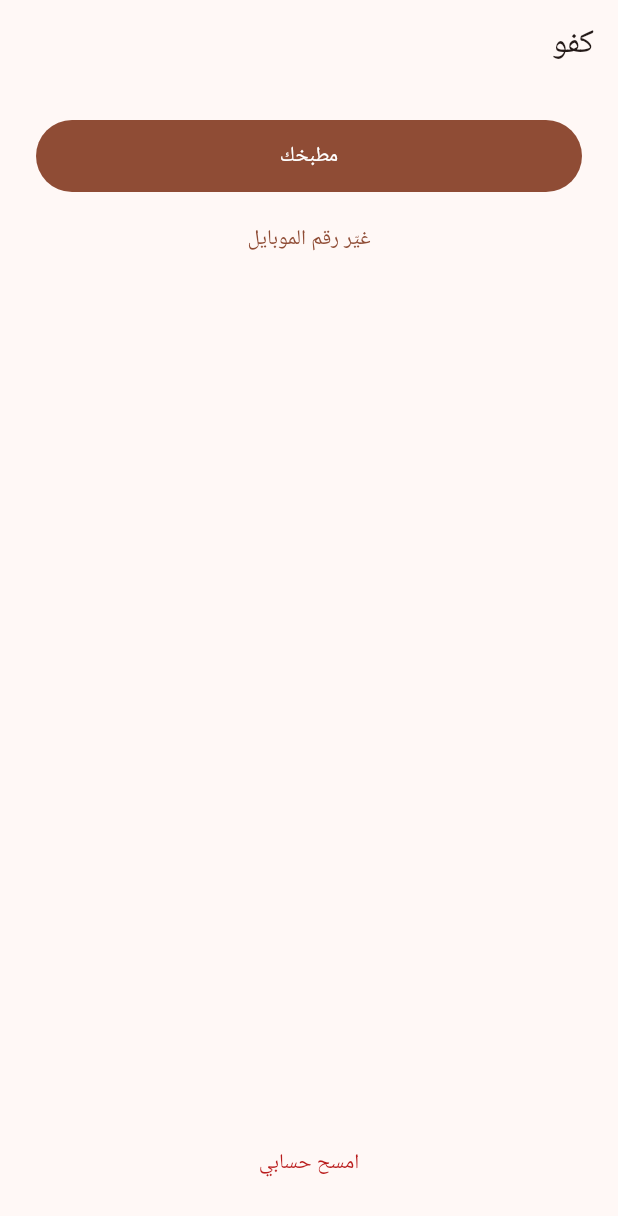
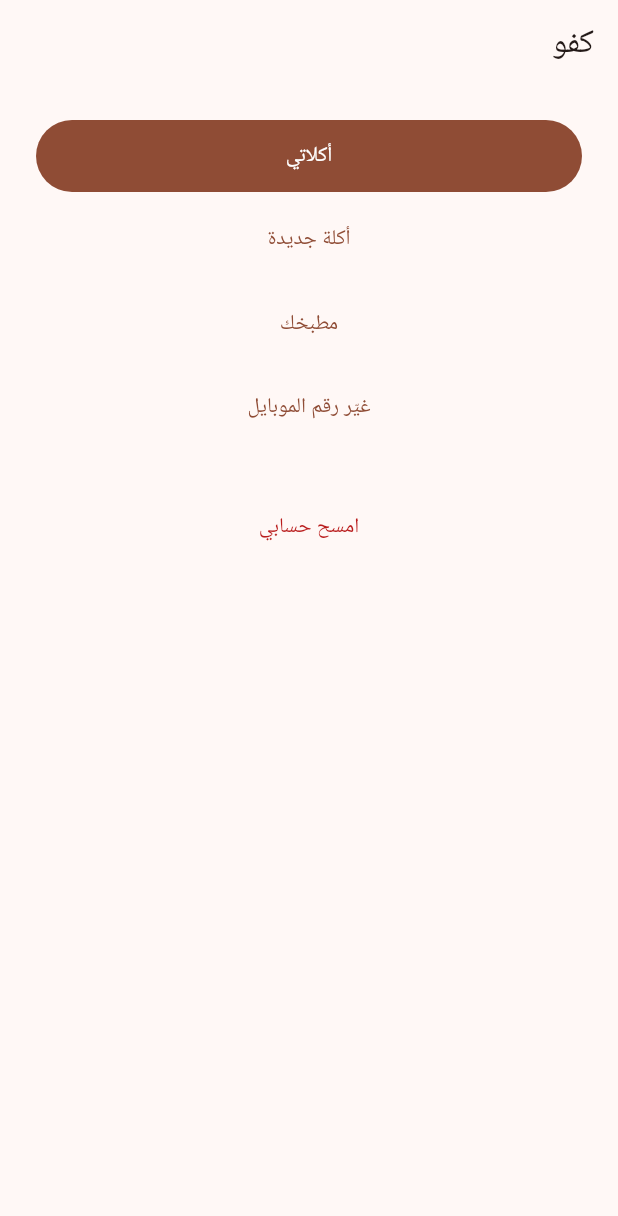
Before and after one commit to mzakaria81/kafoo, a Flutter app: the screen it shows once a user with an empty profile is signed in, on a phone screen of 412 x 824 dp. Shown: the top 1216 px of the screen. Run offline on Flutter 3.47's test engine with Material 3 defaults, Android fonts, the phone set to English and light mode, and no system bars; our stand-ins replace flutter_riverpod, image_picker, riverpod_annotation, shared_preferences, speech_to_text, supabase_flutter; accounts and stored records are empty; generated files the repository leaves out were written again; project files that could hold a hidden picture were left out.

Commit message:
Give every Cook screen a route into it, and a check that it has one (#448)
The founder installed the demo APK and found two screens. my_meals_screen,
meal_publish_entry, meal_edit_screen and kitchen_profile_screen — 920 lines,
the whole Cook side of E2 — were imported by no file in apps/mobile/lib. The
signed-in home was three buttons under a comment from E1 saying Meals arrived
in a later epic. E2 shipped them; nobody came back.

The home moves to home.dart with five entries. The kitchen entry resolves to
the Kitchen Profile when one exists and the conversation when it does not, and
is disabled while that read is in flight — a Cook with a kitchen handed the
flow that creates one ends up with two. MealEditScreen is reached from a Meal
row through CookMeal.asMeal, documented for exactly that and never called from
a screen.

verify.sh now fails when nothing imports a screen. Its first version could not
fail: it grepped for the basename, and home.dart's own comment names all four
files, so every orphaned screen counted as referenced by the prose explaining
that it was not.

The accessibility review then found that five entries at 200% text scale
overflow a 320x480 phone by 192 pixels, pushing the last child — leaving,
which SC-011 requires to stay one step away — off the bottom. Both the home
and remove_account_screen scroll now, proven by a test that walks into the
second screen and taps the button.

Four screens on the sign-in path share the same shape and are not fixed here.
Recorded rather than swept in.

```diff
--- /dev/null
+++ b/apps/mobile/lib/home.dart
@@ -0,0 +1,236 @@
+import 'dart:async';
+
+import 'package:flutter/material.dart';
+import 'package:kafoo_domain/domain.dart';
+import 'package:kafoo_ui/ui.dart';
+
+import 'features/identity/presentation/change_phone_screen.dart';
+import 'features/identity/presentation/remove_account_screen.dart';
+import 'features/kitchen_profile/data/kitchen_profile_repository.dart';
+import 'features/kitchen_profile/presentation/conversation.dart';
+import 'features/kitchen_profile/presentation/kitchen_profile_screen.dart';
+import 'features/meal/presentation/meal_conversation.dart';
+import 'features/meal/presentation/meal_publish_entry.dart';
+import 'features/meal/presentation/my_meals_screen.dart';
+import 'l10n/address_form.dart';
+import 'l10n/app_localizations.dart';
+
+/// What a Cook sees after signing in, and every Cook-facing screen reached from
+/// it.
+///
+/// **Until 2026-08-09 it reached none of them.** This was three buttons in
+/// `main.dart` under a comment reading "Deliberately thin — browsing and Meals
+/// arrive in later epics", which was true when E1 wrote it. E2 shipped Meals
+/// and E3 shipped browse, and nobody came back: `my_meals_screen.dart`,
+/// `meal_publish_entry.dart`, `meal_edit_screen.dart` and
+/// `kitchen_profile_screen.dart` were referenced by no file in this app, so 920
+/// lines of merged, tested code could not be opened by anybody holding the
+/// phone.
+///
+/// Every gate passed throughout. A widget test builds a screen directly, which
+/// proves it renders and cannot prove that anything reaches it — so
+/// `scripts/verify.sh` now asserts reachability, because the identical failure
+/// had already happened once (see the `ProviderScope` note in `main.dart`) and
+/// the lesson was recorded as a comment rather than as a check.
+class SignedInHome extends StatefulWidget {
+  const SignedInHome({
+    this.kitchenProfileRepository = const SupabaseKitchenProfileRepository(),
+    super.key,
+  });
+
+  final KitchenProfileRepository kitchenProfileRepository;
+
+  @override
+  State<SignedInHome> createState() => _SignedInHomeState();
+}
+
+class _SignedInHomeState extends State<SignedInHome> {
+  /// The Cook's kitchen, or null when they have none yet.
+  ///
+  /// [_loading] is what tells those apart from "not read yet". They put
+  /// different destinations behind the same button — creating a kitchen is a
+  /// conversation, looking at the one you have is a screen — so acting on null
+  /// before the read lands would offer a second kitchen to a Cook who already
+  /// has one.
+  KitchenProfile? _profile;
+  bool _loading = true;
+
+  @override
+  void initState() {
+    super.initState();
+    unawaited(_load());
+  }
+
+  Future<void> _load() async {
+    final result = await widget.kitchenProfileRepository.findMine();
+    if (!mounted) return;
+    setState(() {
+      _loading = false;
+      // A failed read leaves the kitchen entry pointing at the conversation,
+      // which loads the profile itself and surfaces the real failure there.
+      // Blocking this whole screen on it would also hide My Meals and leaving,
+      // neither of which needs a Kitchen Profile to work.
+      _profile = switch (result) {
+        Success(value: final profile) => profile,
+        Failure() => null,
+      };
+    });
+  }
+
+  Future<void> _openKitchen() async {
+    final profile = _profile;
+
+    if (profile == null) {
+      final saved = await Navigator.of(context).push<KitchenProfile>(
+        MaterialPageRoute(
+          builder: (_) => KitchenConversationScreen(
+            repository: widget.kitchenProfileRepository,
+          ),
+        ),
+      );
+      if (!mounted || saved == null) return;
+      setState(() => _profile = saved);
+      return;
+    }
+
+    await Navigator.of(context).push<void>(
+      MaterialPageRoute(
+        builder: (_) => KitchenProfileScreen(
+          profile: profile,
+          repository: widget.kitchenProfileRepository,
+        ),
+      ),
+    );
+    // That screen saves each detail as it is edited, so what is held here is
+    // stale the moment it closes. Re-read rather than infer what changed.
+    if (mounted) unawaited(_load());
+  }
+
+  void _openMyMeals() {
+    Navigator.of(context).push(
+      MaterialPageRoute<void>(
+        // Resuming a draft has already seeded the conversation controller by
+        // the time this fires; all that is left is to show it.
+        builder: (_) => MyMealsScreen(
+          onResumeDraft: (_) => Navigator.of(context).push(
+            MaterialPageRoute<void>(
+              builder: (_) => const MealConversationScreen(),
+            ),
+          ),
+        ),
+      ),
+    );
+  }
+
+  void _offerAMeal() {
+    // MealPublishEntry checks for a Kitchen Profile itself and asks the Cook to
+    // create one if there is none (FR-017), so this does not repeat the check.
+    Navigator.of(context).push(
+      MaterialPageRoute<void>(builder: (_) => const MealPublishEntry()),
+    );
+  }
+
+  @override
+  Widget build(BuildContext context) {
+    final l10n = AppLocalizations.of(context);
+
+    return Scaffold(
+      appBar: AppBar(title: Text(l10n.appTitle)),
+      // SCROLLS, AND MUST. Five entries at 200% text scale overflow a 320x480
+      // phone by 192 logical pixels, and a Column that cannot scroll resolves
+      // that by pushing its last child off the bottom — which is leaving, the
+      // one control SC-011 requires to stay one step away. The three-entry
+      // version this replaced had the headroom to hide it.
+      body: SafeArea(
+        child: SingleChildScrollView(
+          padding: const EdgeInsetsDirectional.all(KafooSpacing.lg),
+          child: Column(
+            crossAxisAlignment: CrossAxisAlignment.stretch,
+            children: [
+              _Entry(
+                label: l10n.myMealsTitle,
+                onPressed: _openMyMeals,
+                filled: true,
+              ),
+              const SizedBox(height: KafooSpacing.sm),
+              _Entry(label: l10n.newMealEntry, onPressed: _offerAMeal),
+              const SizedBox(height: KafooSpacing.sm),
+              _Entry(
+                label: l10n.kitchenViewTitle,
+                // Disabled for the moment the read takes, rather than sending a
+                // Cook who has a kitchen into the flow that creates one.
+                onPressed: _loading ? null : _openKitchen,
+              ),
+              const SizedBox(height: KafooSpacing.sm),
+              // FR-026: a lost or recycled number is recoverable rather than
+              // terminal, because a Person is not their phone number.
+              _Entry(
+                label: l10n.changePhoneEntry(context.addressForm),
+                onPressed: () => Navigator.of(context).push(
+                  MaterialPageRoute<void>(
+                    builder: (_) => const ChangePhoneScreen(),
+                  ),
+                ),
+              ),
+              // A fixed gap rather than a Spacer: a Spacer needs bounded height
+              // and there is none inside a scroll view. It still separates
+              // leaving from the things a Cook came here to do.
+              const SizedBox(height: KafooSpacing.xl),
+              // SC-011: leaving is reachable in one step from the first screen
+              // after signing in — no deeper than joining was. It is not buried
+              // under a settings tree, because burying it is the dark pattern
+              // this requirement exists to prevent.
+              _Entry(
+                label: l10n.removeAccountEntry(context.addressForm),
+                onPressed: () => Navigator.of(context).push(
+                  MaterialPageRoute<void>(
+                    builder: (_) => const RemoveAccountScreen(),
+                  ),
+                ),
+                danger: true,
+              ),
+            ],
+          ),
+        ),
+      ),
+    );
+  }
+}
+
+/// One entry on the home screen.
+///
+/// One widget rather than five near-identical button declarations: the 48dp
+/// floor is a non-negotiable and five copies are five places to drop it.
+class _Entry extends StatelessWidget {
+  const _Entry({
+    required this.label,
+    required this.onPressed,
+    this.filled = false,
+    this.danger = false,
+  });
+
+  final String label;
+  final VoidCallback? onPressed;
+  final bool filled;
+  final bool danger;
+
+  @override
+  Widget build(BuildContext context) {
+    const size = Size.fromHeight(KafooSpacing.minTapTarget);
+    if (filled) {
+      return FilledButton(
+        style: FilledButton.styleFrom(minimumSize: size),
+        onPressed: onPressed,
+        child: Text(label),
+      );
+    }
+    return TextButton(
+      style: TextButton.styleFrom(
+        minimumSize: size,
+        foregroundColor: danger ? KafooColors.danger : null,
+      ),
+      onPressed: onPressed,
+      child: Text(label),
+    );
+  }
+}
--- a/apps/mobile/lib/l10n/app_ar.arb
+++ b/apps/mobile/lib/l10n/app_ar.arb
@@ -994,6 +994,10 @@
   "@myMealsTitle": {
     "description": "Heading on the Cook's own list of Meals, showing every status including drafts."
   },
+  "newMealEntry": "أكلة جديدة",
+  "@newMealEntry": {
+    "description": "Home-screen entry to offering a Meal. A noun rather than an imperative on purpose: it needs no grammatical form for the Cook, so it reads the same to everybody and costs no placeholder."
+  },
   "myMealsEmpty": "لسه مافيش أكلات. {addressForm, select, feminine{ابدئي} other{ابدأ}} واحدة.",
   "@myMealsEmpty": {
     "description": "Shown when the Cook has no Meals at any status.",
--- a/apps/mobile/lib/l10n/app_en.arb
+++ b/apps/mobile/lib/l10n/app_en.arb
@@ -994,6 +994,10 @@
   "@myMealsTitle": {
     "description": "Heading on the Cook's own list of Meals, showing every status including drafts."
   },
+  "newMealEntry": "New Meal",
+  "@newMealEntry": {
+    "description": "Home-screen entry to offering a Meal. A noun rather than an imperative on purpose: it needs no grammatical form for the Cook, so it reads the same to everybody and costs no placeholder."
+  },
   "myMealsEmpty": "{addressForm, select, feminine{No Meals yet. Start one.} other{No Meals yet. Start one.}}",
   "@myMealsEmpty": {
     "description": "Shown when the Cook has no Meals at any status.",
--- a/apps/mobile/lib/l10n/app_localizations.dart
+++ b/apps/mobile/lib/l10n/app_localizations.dart
@@ -1058,6 +1058,12 @@ abstract class AppLocalizations {
   /// **'أكلاتي'**
   String get myMealsTitle;
 
+  /// Home-screen entry to offering a Meal. A noun rather than an imperative on purpose: it needs no grammatical form for the Cook, so it reads the same to everybody and costs no placeholder.
+  ///
+  /// In ar, this message translates to:
+  /// **'أكلة جديدة'**
+  String get newMealEntry;
+
   /// Shown when the Cook has no Meals at any status.
   ///
   /// In ar, this message translates to:
--- a/apps/mobile/lib/l10n/app_localizations_ar.dart
+++ b/apps/mobile/lib/l10n/app_localizations_ar.dart
@@ -1085,6 +1085,9 @@ class AppLocalizationsAr extends AppLocalizations {
 
   @override
   String get myMealsTitle => 'أكلاتي';
+
+  @override
+  String get newMealEntry => 'أكلة جديدة';
 
   @override
   String myMealsEmpty(String addressForm) {
--- a/apps/mobile/lib/l10n/app_localizations_en.dart
+++ b/apps/mobile/lib/l10n/app_localizations_en.dart
@@ -1131,6 +1131,9 @@ class AppLocalizationsEn extends AppLocalizations {
 
   @override
   String get myMealsTitle => 'My Meals';
+
+  @override
+  String get newMealEntry => 'New Meal';
 
   @override
   String myMealsEmpty(String addressForm) {
--- a/apps/mobile/lib/main.dart
+++ b/apps/mobile/lib/main.dart
@@ -9,12 +9,10 @@ import 'package:supabase_flutter/supabase_flutter.dart';
 
 import 'features/discovery/presentation/opened_meal.dart';
 import 'features/discovery/presentation/search_screen.dart';
-import 'features/identity/presentation/change_phone_screen.dart';
-import 'features/identity/presentation/remove_account_screen.dart';
 import 'features/identity/presentation/sign_in_screen.dart';
 import 'features/kitchen_profile/data/kitchen_profile_repository.dart';
-import 'features/kitchen_profile/presentation/conversation.dart';
 import 'features/kitchen_profile/presentation/public_kitchen_view.dart';
+import 'home.dart';
 import 'l10n/address_form.dart';
 import 'l10n/app_localizations.dart';
 
@@ -102,7 +100,7 @@ class _AuthGate extends StatelessWidget {
       builder: (context, snapshot) {
         final session = snapshot.data?.session;
         if (session != null) {
-          return const _SignedInHome();
+          return const SignedInHome();
         }
         // Signed out, a person sees FOOD, not a sign-in form.
         //
@@ -230,71 +228,3 @@ class _SignedOutHome extends StatelessWidget {
     );
   }
 }
-
-/// The signed-in surface.
-///
-/// Deliberately thin — browsing and Meals arrive in later epics. What it must
-/// carry now is the two things E1 delivers: becoming a Cook, and leaving.
-class _SignedInHome extends StatelessWidget {
-  const _SignedInHome();
-
-  @override
-  Widget build(BuildContext context) {
-    final l10n = AppLocalizations.of(context);
-    return Scaffold(
-      appBar: AppBar(title: Text(l10n.appTitle)),
-      body: SafeArea(
-        child: Padding(
-          padding: const EdgeInsetsDirectional.all(KafooSpacing.lg),
-          child: Column(
-            crossAxisAlignment: CrossAxisAlignment.stretch,
-            children: [
-              FilledButton(
-                style: FilledButton.styleFrom(
-                  minimumSize: const Size.fromHeight(KafooSpacing.minTapTarget),
-                ),
-                onPressed: () => Navigator.of(context).push(
-                  MaterialPageRoute<void>(
-                    builder: (_) => const KitchenConversationScreen(),
-                  ),
-                ),
-                child: Text(l10n.kitchenViewTitle),
-              ),
-              const SizedBox(height: KafooSpacing.sm),
-              // FR-026: a lost or recycled number is recoverable rather than
-              // terminal, because a Person is not their phone number.
-              TextButton(
-                style: TextButton.styleFrom(
-                  minimumSize: const Size.fromHeight(KafooSpacing.minTapTarget),
-                ),
-                onPressed: () => Navigator.of(context).push(
-                  MaterialPageRoute<void>(
-                    builder: (_) => const ChangePhoneScreen(),
-                  ),
-                ),
-                child: Text(l10n.changePhoneEntry(context.addressForm)),
-              ),
-              const Spacer(),
-              // SC-011: leaving is reachable in one step from the first screen
-              // after signing in — no deeper than joining was. It is not buried
-              // under a settings tree, because burying it is the dark pattern
-              // this requirement exists to prevent.
-              TextButton(
-                style: TextButton.styleFrom(
-                  foregroundColor: KafooColors.danger,
-                  minimumSize: const Size.fromHeight(KafooSpacing.minTapTarget),
-                ),
-                onPressed: () => Navigator.of(context).push(
-                  MaterialPageRoute<void>(
-                    builder: (_) => const RemoveAccountScreen(),
-                  ),
-                ),
-                child: Text(l10n.removeAccountEntry(context.addressForm)),
-              ),
-            ],
-          ),
-        ),
-      ),
-    );
-  }
-}
```
Also changed, not shown: apps/mobile/lib/features/identity/presentation/remove_account_screen.dart (+14 -2 lines), apps/mobile/lib/features/meal/presentation/my_meals_screen.dart (+25 -0 lines), 5 other files.
